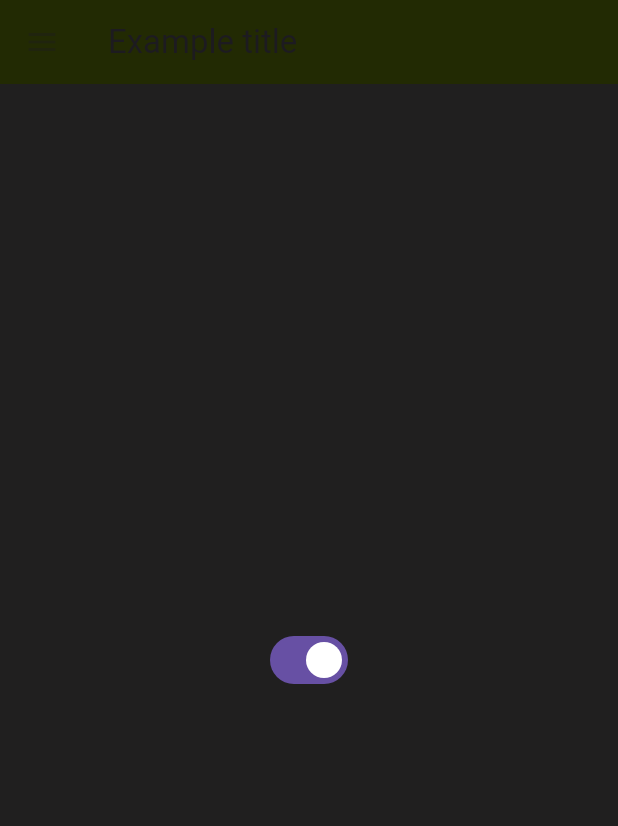
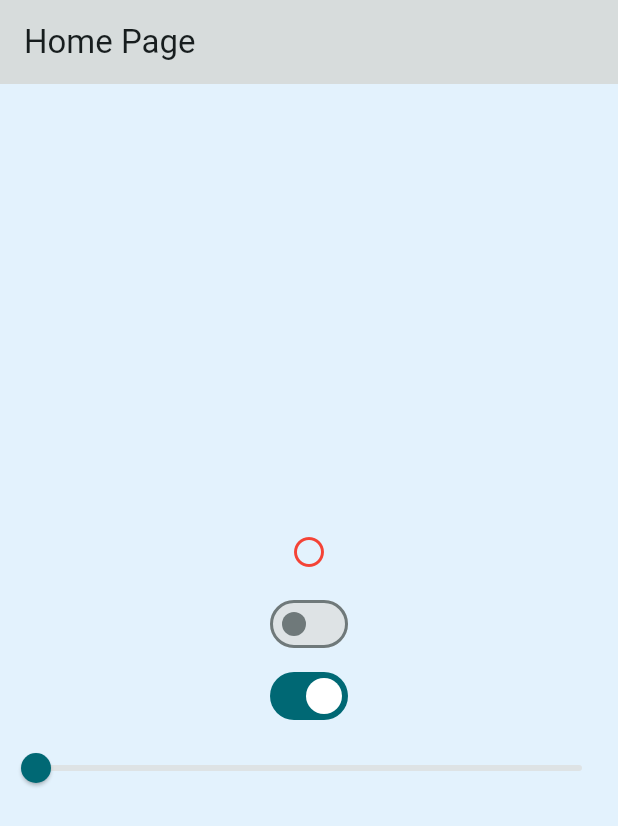
Before and after one commit to fklska/Flutter-App, a Flutter app: the screen it shows after launch, on a phone screen of 412 x 824 dp. Shown: the top 826 px of the screen. Run offline on Flutter 3.47's test engine with Material 3 defaults, Android fonts, the phone set to English and light mode, and no system bars.

Commit message:
Add change theme switchers

```diff
--- a/lib/main.dart
+++ b/lib/main.dart
@@ -1,62 +1,90 @@
-import 'package:flutter/gestures.dart';
 import 'package:flutter/material.dart';
 
-class ChangeTheme extends StatefulWidget{
-  const ChangeTheme({super.key});
+void main(List<String> args) {
+  runApp(const App());
+}
+
+class App extends StatefulWidget{
+const App({Key? key}) : super(key: key);
 
   @override
-  State<StatefulWidget> createState() => _OnChangeTheme();
+  State<App> createState() => _AppState();
 }
 
-class _OnChangeTheme extends State<ChangeTheme>{
-  ThemeMode themeMode = ThemeMode.system;
-  bool light = true;
+class _AppState extends State<App>{
+  bool light = false;
+  bool useMaterial3 = true;
+  Color defaultMainColor = const Color.fromARGB(255, 18, 212, 44);
+  Color mainColor = const Color.fromARGB(255, 255, 255, 255);
+  bool pressed = false;
+  double sliderValue = 0;
 
-  void brightChange(bool value)
+  void changeLight(bool value)
   {
     setState(() {
       light = value;
     });
   }
 
+  void changeMaterial(bool value)
+  {
+    setState(() {
+      useMaterial3 = value;
+    });
+  }
+
+  void setMainColorRed()
+  {
+    setState(() {
+      pressed = !pressed;
+      mainColor = pressed ? Colors.red : defaultMainColor;
+    });
+  }
+
+  void setBorderRadius(double value)
+  {
+    setState(() {
+      sliderValue = value;
+    });
+  }
+
   @override
   Widget build(BuildContext context) {
-    return Switch(
-      value: light,
-      onChanged: brightChange
+    return MaterialApp(
+      theme: ThemeData(
+        brightness: light ? Brightness.dark : Brightness.light,
+        useMaterial3: useMaterial3,
+        colorSchemeSeed: mainColor
+      ),
+      home: Scaffold(
+        appBar: AppBar(
+          title: const Text("Home Page"),
+          backgroundColor: Theme.of(context).focusColor,
+        ),
+        body: Container(
+          alignment: Alignment.topLeft,
+          decoration: BoxDecoration(
+            color: Theme.of(context).secondaryHeaderColor,
+            borderRadius: BorderRadius.circular(sliderValue)
+          ),
+
+          child: Column(
+            mainAxisAlignment: MainAxisAlignment.center,
+            children: [
+              IconButton(
+              onPressed: setMainColorRed,
+                icon: const Icon(Icons.circle_outlined, color: Colors.red,),
+                isSelected: pressed,
+                selectedIcon: const Icon(Icons.circle_rounded, color: Colors.red,),
+                ),
+              Switch(value: light, onChanged: changeLight),
+              Switch(value: useMaterial3, onChanged: changeMaterial),
+              Slider(value: sliderValue, onChanged: setBorderRadius, min: 0, max: 100,)
+            ],
+          ),
+        )
+      ),
+      debugShowCheckedModeBanner: false,
     );
   }
 }
-
-
-class TutorialHome extends StatelessWidget{
-  const TutorialHome({super.key});
-
-  @override
-  Widget build(BuildContext context) {
-    return Scaffold(
-      appBar: AppBar(
-        leading: const IconButton(
-          icon: Icon(Icons.menu),
-          tooltip: 'Navigation menu',
-          onPressed: null,
-        ),
-        title: const Text('Example title'),
-        backgroundColor: const Color.fromARGB(234, 34, 43, 1),
-      ),
-      backgroundColor: const Color.fromARGB(255, 32, 31, 31),
-      body: const Center(child: ChangeTheme()),
-    );
-  }
-}
-
-void main(List<String> args) {
-  runApp(
-     MaterialApp(
-      title: 'Fklska title',
-      home: TutorialHome(),
-      themeMode: ThemeMode.light,
-      darkTheme: ThemeData.light(),
-      ),
-  );
-}
```
Also changed, not shown: 1 other file.
